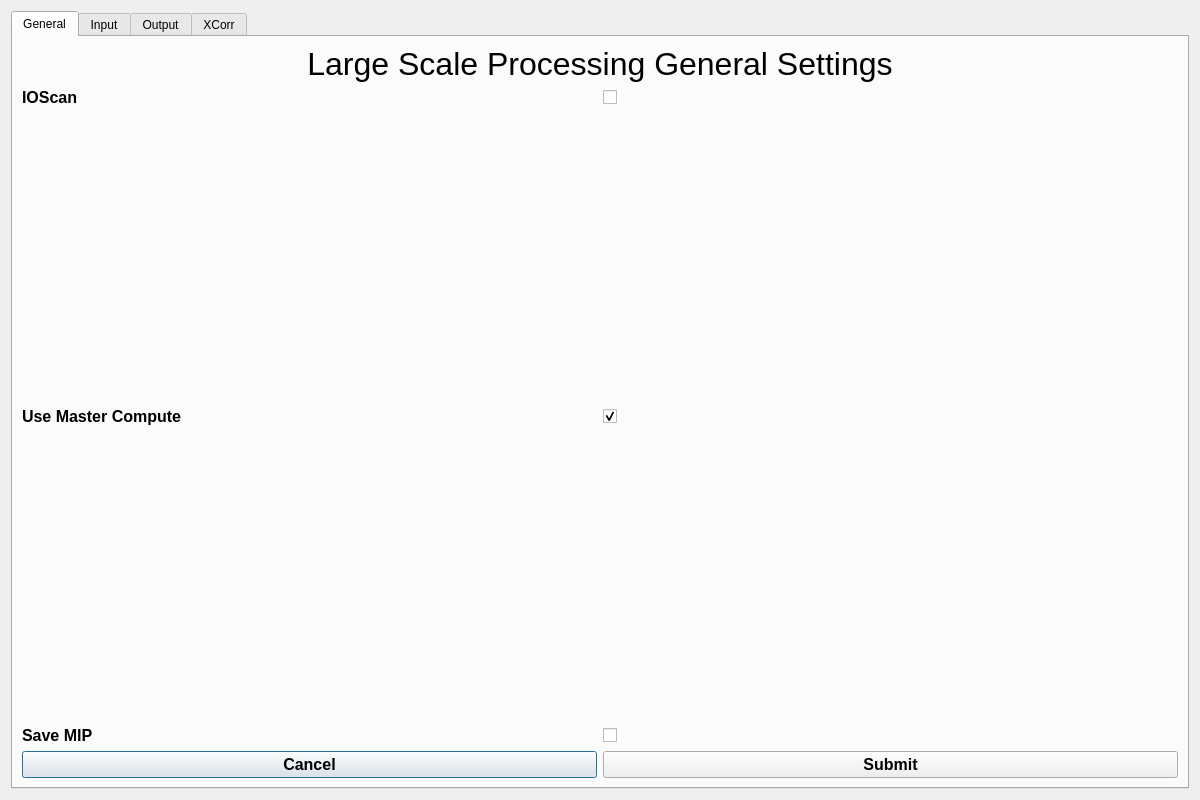
Old version of the form src/largescaleprocessingsettings.ui in the repository abcucberkeley/PetaKit5D-GUI.
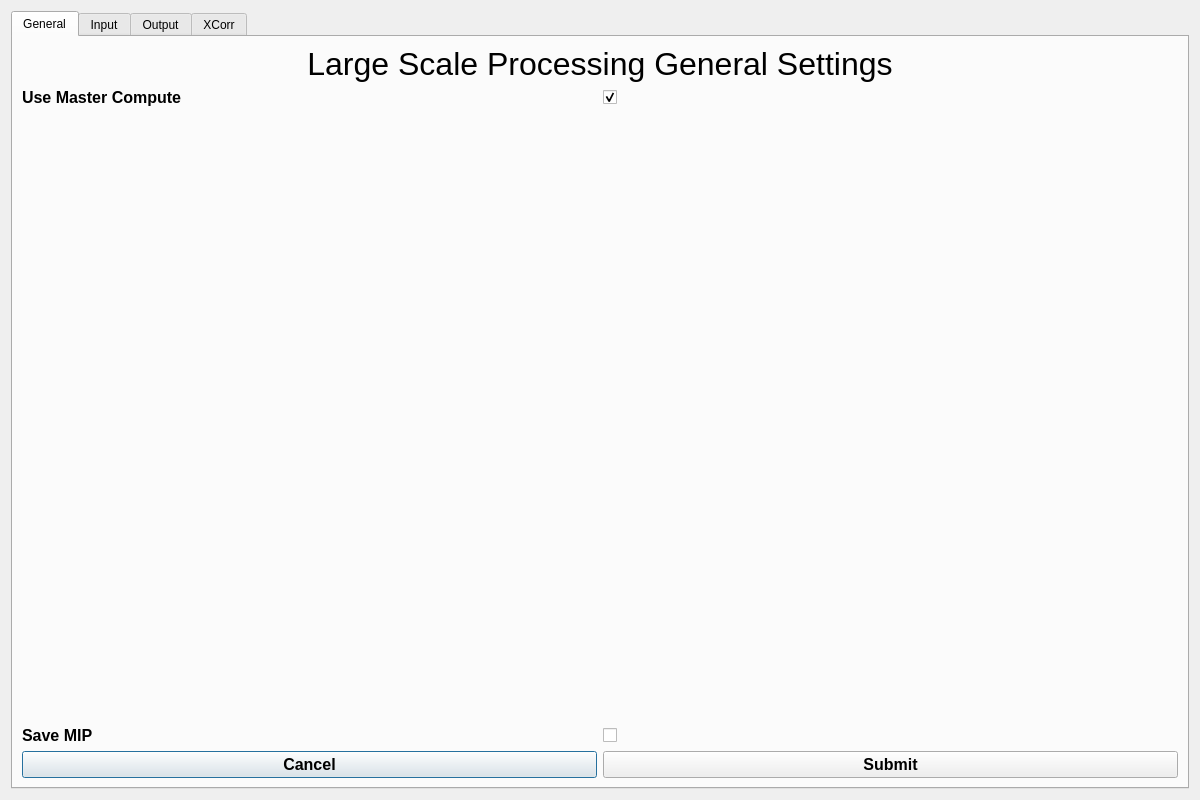
New version of the form.

What changed in the file:
```diff
--- a/src/largescaleprocessingsettings.ui
+++ b/src/largescaleprocessingsettings.ui
@@ -52,53 +52,6 @@
          <property name="bottomMargin">
           <number>0</number>
          </property>
-         <item>
-          <layout class="QHBoxLayout" name="horizontalLayout_7"/>
-         </item>
-         <item>
-          <layout class="QHBoxLayout" name="horizontalLayout_9">
-           <property name="leftMargin">
-            <number>0</number>
-           </property>
-           <item>
-            <layout class="QHBoxLayout" name="horizontalLayout_13">
-             <item>
-              <widget class="QLabel" name="ioScanLabel">
-               <property name="font">
-                <font>
-                 <pointsize>12</pointsize>
-                 <bold>true</bold>
-                </font>
-               </property>
-               <property name="text">
-                <string>IOScan</string>
-               </property>
-              </widget>
-             </item>
-             <item>
-              <widget class="QCheckBox" name="ioScanCheckBox">
-               <property name="text">
-                <string/>
-               </property>
-              </widget>
-             </item>
-            </layout>
-           </item>
-          </layout>
-         </item>
-         <item>
-          <spacer name="verticalSpacer_3">
-           <property name="orientation">
-            <enum>Qt::Vertical</enum>
-           </property>
-           <property name="sizeHint" stdset="0">
-            <size>
-             <width>20</width>
-             <height>40</height>
-            </size>
-           </property>
-          </spacer>
-         </item>
          <item>
           <layout class="QHBoxLayout" name="horizontalLayout_32">
            <item>
```
